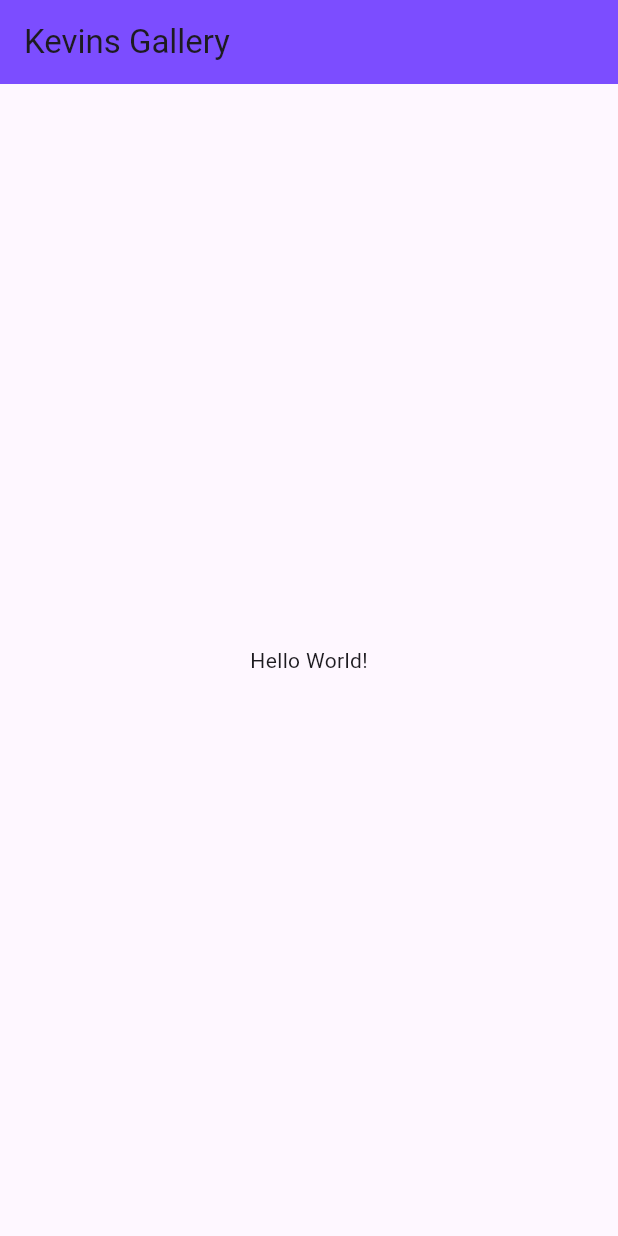
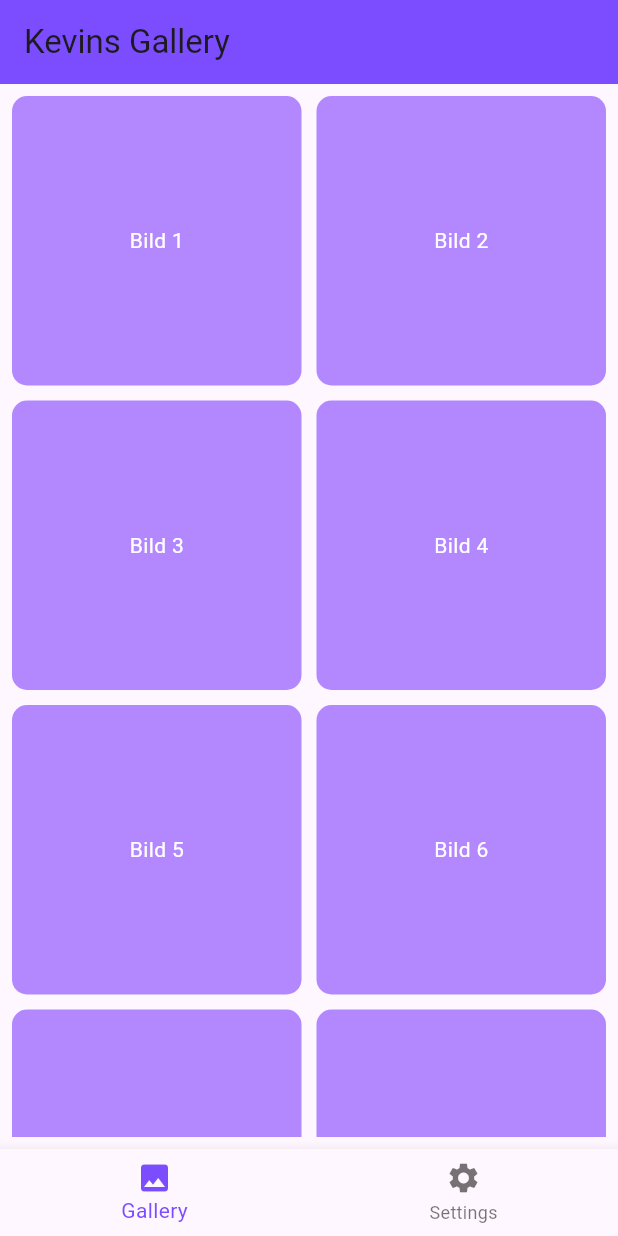
Before and after one commit to Kevin-Bangert/ImageGallery, a Flutter app: the screen it shows after launch, on a phone screen of 412 x 824 dp. Run offline on Flutter 3.47's test engine with Material 3 defaults, Android fonts, the phone set to English and light mode, and no system bars.

Commit message:
AppBar added

```diff
--- a/lib/main.dart
+++ b/lib/main.dart
@@ -9,14 +9,87 @@ class MainApp extends StatelessWidget {
 
   @override
   Widget build(BuildContext context) {
-    return MaterialApp(
-      home: Scaffold(
-        appBar: AppBar(
-          title: Text("Kevins Gallery"),
-          backgroundColor: Colors.deepPurpleAccent,
-        ),
-        body: Center(child: Text('Hello World!')),
+    return MaterialApp(home: HomeScreen());
+  }
+}
+
+// Stateful Widget für die Navigation
+class HomeScreen extends StatefulWidget {
+  const HomeScreen({super.key});
+
+  @override
+  HomeScreenState createState() => HomeScreenState();
+}
+
+class HomeScreenState extends State<HomeScreen> {
+  int _selectedIndex = 0;
+
+  // Liste der Seiten (Home, Gallery, Settings)
+  static final List<Widget> _pages = <Widget>[
+    const GalleryPage(), // Hier fügen wir die neue Seite mit GridView ein
+    const Center(child: Text('Settings')),
+  ];
+
+  void _onItemTapped(int index) {
+    setState(() {
+      _selectedIndex = index;
+    });
+  }
+
+  @override
+  Widget build(BuildContext context) {
+    return Scaffold(
+      appBar: AppBar(
+        title: const Text("Kevins Gallery"),
+        backgroundColor: Colors.deepPurpleAccent,
+      ),
+      body: _pages[_selectedIndex],
+      bottomNavigationBar: BottomNavigationBar(
+        items: const <BottomNavigationBarItem>[
+          BottomNavigationBarItem(icon: Icon(Icons.photo), label: 'Gallery'),
+          BottomNavigationBarItem(
+            icon: Icon(Icons.settings),
+            label: 'Settings',
+          ),
+        ],
+        currentIndex: _selectedIndex,
+        selectedItemColor: Colors.deepPurpleAccent,
+        onTap: _onItemTapped,
       ),
     );
   }
 }
+
+//  GalleryPage mit GridView
+class GalleryPage extends StatelessWidget {
+  const GalleryPage({super.key});
+
+  @override
+  Widget build(BuildContext context) {
+    return Padding(
+      padding: const EdgeInsets.all(8.0),
+      child: GridView.builder(
+        gridDelegate: const SliverGridDelegateWithFixedCrossAxisCount(
+          crossAxisCount: 2, // 2 Spalten
+          crossAxisSpacing: 10, // Abstand zwischen den Spalten
+          mainAxisSpacing: 10, // Abstand zwischen den Zeilen
+        ),
+        itemCount: 10, // Anzahl der Bilder (hier Dummy-Daten)
+        itemBuilder: (context, index) {
+          return Container(
+            decoration: BoxDecoration(
+              color: Colors.deepPurpleAccent.shade100,
+              borderRadius: BorderRadius.circular(10),
+            ),
+            child: Center(
+              child: Text(
+                'Bild ${index + 1}',
+                style: const TextStyle(color: Colors.white),
+              ),
+            ),
+          );
+        },
+      ),
+    );
+  }
+}
```
